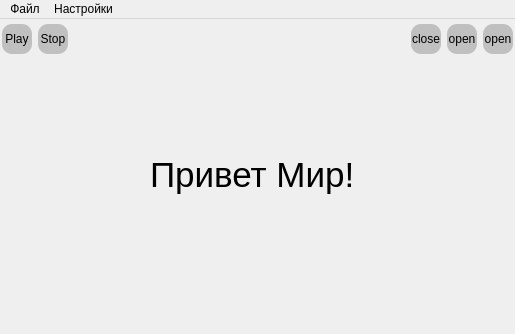
Qt form main_form.ui (zarnii/dot-game) before a commit; both pictures show x 0 to 515 and y 0 to 334 of the 515 by 538 pixel window.
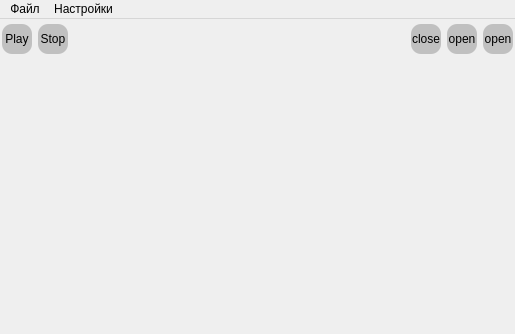
The same form after that commit.

Commit message: Add playground and dot drawing function

```diff
--- a/main_form.ui
+++ b/main_form.ui
@@ -27,24 +27,6 @@
 }</string>
   </property>
   <widget class="QWidget" name="centralwidget">
-   <widget class="QLabel" name="label">
-    <property name="geometry">
-     <rect>
-      <x>150</x>
-      <y>100</y>
-      <width>211</width>
-      <height>111</height>
-     </rect>
-    </property>
-    <property name="font">
-     <font>
-      <pointsize>26</pointsize>
-     </font>
-    </property>
-    <property name="text">
-     <string>Привет Мир!</string>
-    </property>
-   </widget>
    <widget class="QWidget" name="widget" native="true">
     <property name="geometry">
      <rect>
```
The commit also changes 2 other files.
